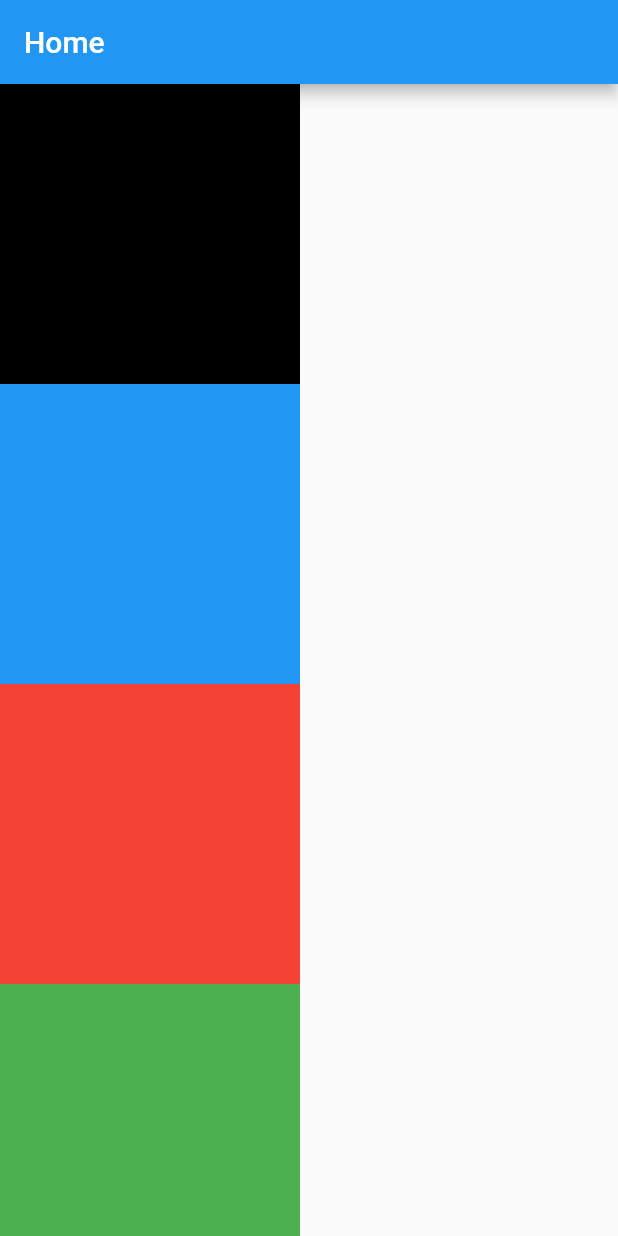
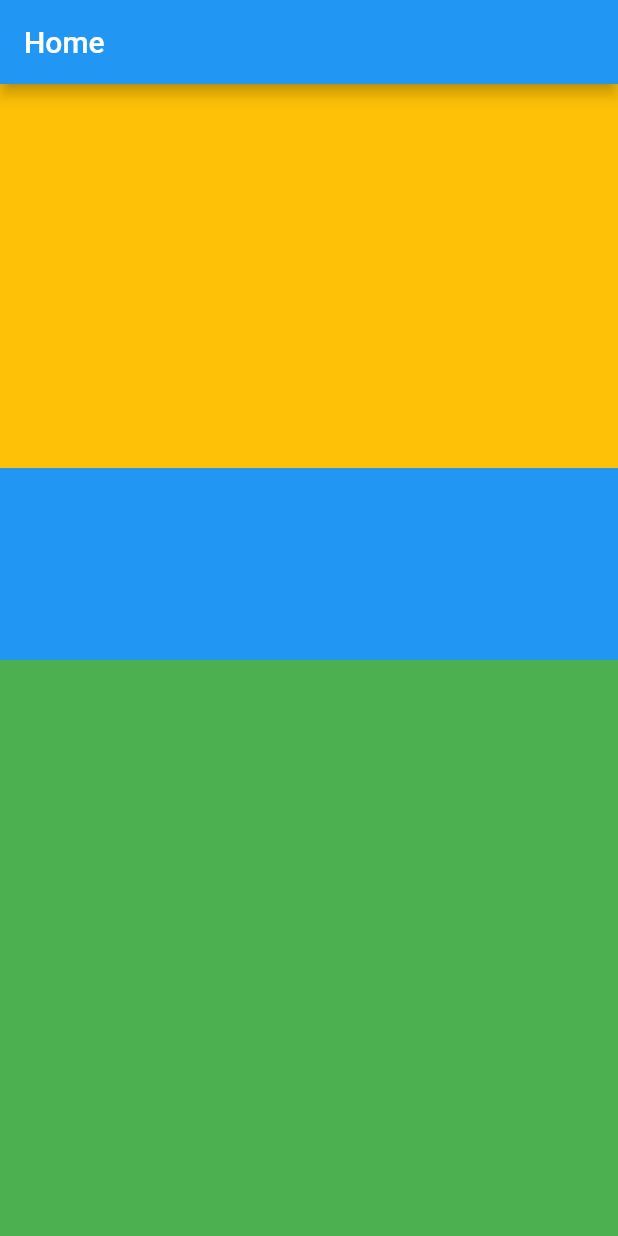
Before and after one commit to pranto372/module_07_flutter_03, a Flutter app: the screen it shows after launch, on a phone screen of 412 x 824 dp. Run offline on Flutter 3.47's test engine with Material 2 defaults, Android fonts, the phone set to English and light mode, and no system bars.

Commit message:
Expanded

```diff
--- a/lib/main.dart
+++ b/lib/main.dart
@@ -23,24 +23,22 @@ class MyHomePage extends StatelessWidget{
       appBar: AppBar(
         title: const Text("Home"),
       ),
-      body: SingleChildScrollView(
-        scrollDirection: Axis.vertical,
-        child: Column(
-          children: [
-            Container(height: 200, width: 200, color: Colors.black,),
-            Container(height: 200, width: 200, color: Colors.blue,),
-            Container(height: 200, width: 200, color: Colors.red,),
-            Container(height: 200, width: 200, color: Colors.green,),
-            Container(height: 200, width: 200, color: Colors.blueGrey,),
-            Container(height: 200, width: 200, color: Colors.redAccent,),
-            Container(height: 200, width: 200, color: Colors.grey,),
-            Container(height: 200, width: 200, color: Colors.amber,),
-            Container(height: 200, width: 200, color: Colors.black,),
-            Container(height: 200, width: 200, color: Colors.blue,),
-            Container(height: 200, width: 200, color: Colors.red,),
-            Container(height: 200, width: 200, color: Colors.green,),
-          ],
-        ),
+      body: Column(
+        mainAxisAlignment: MainAxisAlignment.start,
+        children: [
+          Expanded(
+              flex: 2,
+              child: Container(color: Colors.amber,)
+          ),
+          Expanded(
+              flex: 1,
+              child: Container(color: Colors.blue,)
+          ),
+          Expanded(
+              flex: 3,
+              child: Container(color: Colors.green,)
+          ),
+        ],
       ),
     );
   }
```
